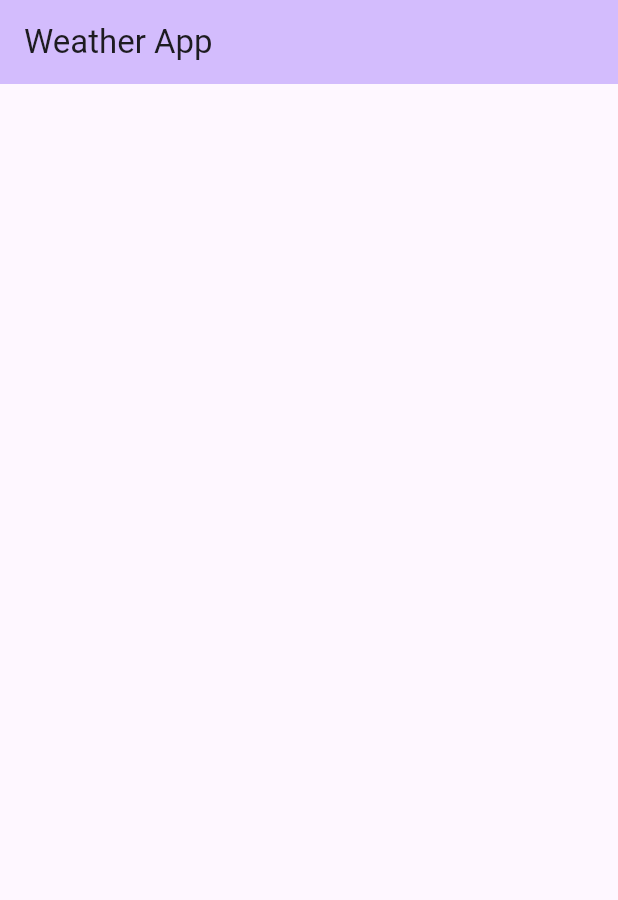
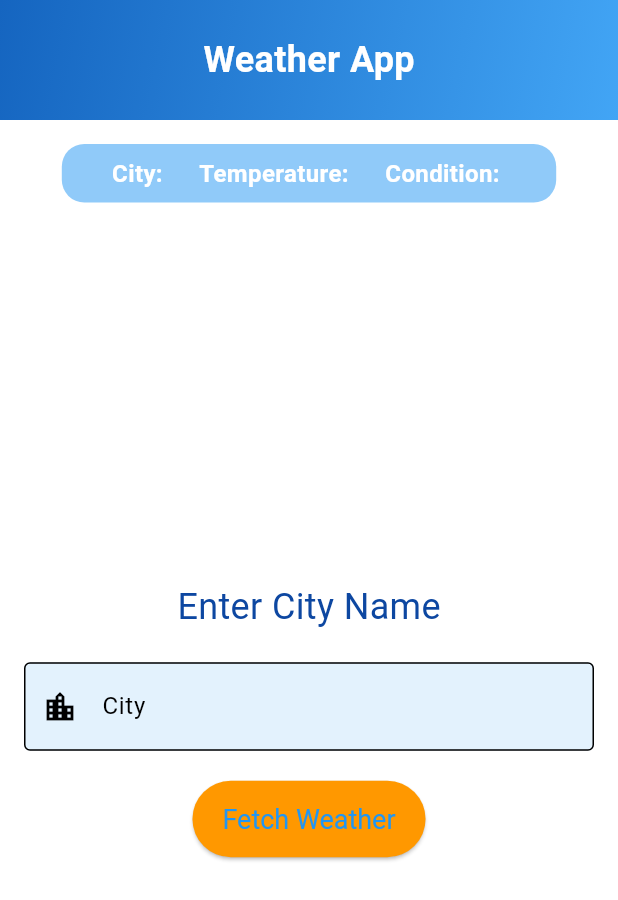
Before and after one commit to dagm4020/Weather-App, a Flutter app: the screen it shows after launch, on a phone screen of 412 x 824 dp. Shown: the top 900 px of the screen. Run offline on Flutter 3.47's test engine with Material 3 defaults, Android fonts, the phone set to English and light mode, and no system bars.

Commit message:
Basic UI with input field and button

```diff
--- a/weather_info_app/lib/main.dart
+++ b/weather_info_app/lib/main.dart
@@ -1,113 +1,149 @@
 import 'package:flutter/material.dart';
 
 void main() {
-  runApp(const MyApp());
+  runApp(MyWeatherApp());
 }
 
-class MyApp extends StatelessWidget {
-  const MyApp({super.key});
-
-  // This widget is the root of your application.
+class MyWeatherApp extends StatelessWidget {
   @override
   Widget build(BuildContext context) {
     return MaterialApp(
-      title: 'Weather Application',
+      title: 'Weather App',
+      debugShowCheckedModeBanner: false,
       theme: ThemeData(
-        // This is the theme of your application.
-        //
-        // TRY THIS: Try running your application with "flutter run". You'll see
-        // the application has a purple toolbar. Then, without quitting the app,
-        // try changing the seedColor in the colorScheme below to Colors.green
-        // and then invoke "hot reload" (save your changes or press the "hot
-        // reload" button in a Flutter-supported IDE, or press "r" if you used
-        // the command line to start the app).
-        //
-        // Notice that the counter didn't reset back to zero; the application
-        // state is not lost during the reload. To reset the state, use hot
-        // restart instead.
-        //
-        // This works for code too, not just values: Most code changes can be
-        // tested with just a hot reload.
-        colorScheme: ColorScheme.fromSeed(seedColor: Colors.deepPurple),
-        useMaterial3: true,
+        primaryColor: Colors.blue[600],
+        colorScheme:
+            ColorScheme.fromSwatch().copyWith(secondary: Colors.orange),
       ),
-      home: const MyHomePage(title: 'Weather App'),
+      home: WeatherHomePage(),
     );
   }
 }
 
-class MyHomePage extends StatefulWidget {
-  const MyHomePage({super.key, required this.title});
-
-  // This widget is the home page of your application. It is stateful, meaning
-  // that it has a State object (defined below) that contains fields that affect
-  // how it looks.
-
-  // This class is the configuration for the state. It holds the values (in this
-  // case the title) provided by the parent (in this case the App widget) and
-  // used by the build method of the State. Fields in a Widget subclass are
-  // always marked "final".
-
-  final String title;
-
+class WeatherHomePage extends StatefulWidget {
   @override
-  State<MyHomePage> createState() => _MyHomePageState();
+  _WeatherHomePageState createState() => _WeatherHomePageState();
 }
 
-class _MyHomePageState extends State<MyHomePage> {
+class _WeatherHomePageState extends State<WeatherHomePage> {
+  final TextEditingController _controller = TextEditingController();
 
+  String cityName = '';
+  String temperature = '';
+  String weatherCondition = '';
 
-  void _incrementCounter() {
+  void fetchWeather() {
     setState(() {
-      // This call to setState tells the Flutter framework that something has
-      // changed in this State, which causes it to rerun the build method below
-      // so that the display can reflect the updated values. If we changed
-      // _counter without calling setState(), then the build method would not be
-      // called again, and so nothing would appear to happen.
-
+      cityName = _controller.text;
+      temperature = '25°C';
+      weatherCondition = 'Sunny';
     });
   }
 
   @override
   Widget build(BuildContext context) {
-    // This method is rerun every time setState is called, for instance as done
-    // by the _incrementCounter method above.
-    //
-    // The Flutter framework has been optimized to make rerunning build methods
-    // fast, so that you can just rebuild anything that needs updating rather
-    // than having to individually change instances of widgets.
     return Scaffold(
-      appBar: AppBar(
-        // TRY THIS: Try changing the color here to a specific color (to
-        // Colors.amber, perhaps?) and trigger a hot reload to see the AppBar
-        // change color while the other colors stay the same.
-        backgroundColor: Theme.of(context).colorScheme.inversePrimary,
-        // Here we take the value from the MyHomePage object that was created by
-        // the App.build method, and use it to set our appbar title.
-        title: Text(widget.title),
-      ),
-      body: Center(
-        // Center is a layout widget. It takes a single child and positions it
-        // in the middle of the parent.
-        child: Column(
-          // Column is also a layout widget. It takes a list of children and
-          // arranges them vertically. By default, it sizes itself to fit its
-          // children horizontally, and tries to be as tall as its parent.
-          //
-          // Column has various properties to control how it sizes itself and
-          // how it positions its children. Here we use mainAxisAlignment to
-          // center the children vertically; the main axis here is the vertical
-          // axis because Columns are vertical (the cross axis would be
-          // horizontal).
-          //
-          // TRY THIS: Invoke "debug painting" (choose the "Toggle Debug Paint"
-          // action in the IDE, or press "p" in the console), to see the
-          // wireframe for each widget.
-          mainAxisAlignment: MainAxisAlignment.center,
-          children: <Widget>[
-
-          ],
-        ),
+      body: Column(
+        children: <Widget>[
+          Container(
+            height: 80,
+            decoration: BoxDecoration(
+              gradient: LinearGradient(
+                colors: [Colors.blue[800]!, Colors.blue[400]!],
+                begin: Alignment.topLeft,
+                end: Alignment.bottomRight,
+              ),
+            ),
+            child: Center(
+              child: Text(
+                'Weather App',
+                style: TextStyle(
+                  fontSize: 24,
+                  color: Colors.white,
+                  fontWeight: FontWeight.bold,
+                ),
+              ),
+            ),
+          ),
+          SizedBox(height: 16),
+          Container(
+            width: MediaQuery.of(context).size.width * 0.8,
+            padding: const EdgeInsets.symmetric(vertical: 8, horizontal: 16),
+            decoration: BoxDecoration(
+              color: Colors.blue.withOpacity(0.5),
+              borderRadius: BorderRadius.circular(15),
+            ),
+            child: Row(
+              mainAxisAlignment: MainAxisAlignment.center,
+              children: <Widget>[
+                Text(
+                  'City: $cityName',
+                  style: TextStyle(
+                      fontSize: 16,
+                      color: Colors.white,
+                      fontWeight: FontWeight.bold),
+                ),
+                SizedBox(width: 20),
+                Text(
+                  'Temperature: $temperature',
+                  style: TextStyle(
+                      fontSize: 16,
+                      color: Colors.white,
+                      fontWeight: FontWeight.bold),
+                ),
+                SizedBox(width: 20),
+                Text(
+                  'Condition: $weatherCondition',
+                  style: TextStyle(
+                      fontSize: 16,
+                      color: Colors.white,
+                      fontWeight: FontWeight.bold),
+                ),
+              ],
+            ),
+          ),
+          Expanded(
+            child: Padding(
+              padding: const EdgeInsets.all(16.0),
+              child: Column(
+                mainAxisAlignment: MainAxisAlignment.center,
+                children: <Widget>[
+                  Text(
+                    'Enter City Name',
+                    style: TextStyle(
+                      fontSize: 24,
+                      color: Colors.blue[900],
+                    ),
+                  ),
+                  SizedBox(height: 20),
+                  TextField(
+                    controller: _controller,
+                    decoration: InputDecoration(
+                      border: OutlineInputBorder(),
+                      labelText: 'City',
+                      hintText: 'e.g. Atlanta',
+                      prefixIcon: Icon(Icons.location_city),
+                      filled: true,
+                      fillColor: Colors.blue[50],
+                    ),
+                    style: TextStyle(fontSize: 18),
+                  ),
+                  SizedBox(height: 20),
+                  ElevatedButton(
+                    onPressed: fetchWeather,
+                    child: Text('Fetch Weather'),
+                    style: ElevatedButton.styleFrom(
+                      backgroundColor: Colors.orange,
+                      padding:
+                          EdgeInsets.symmetric(horizontal: 20, vertical: 15),
+                      textStyle: TextStyle(fontSize: 18),
+                    ),
+                  ),
+                ],
+              ),
+            ),
+          ),
+        ],
       ),
     );
   }
```
